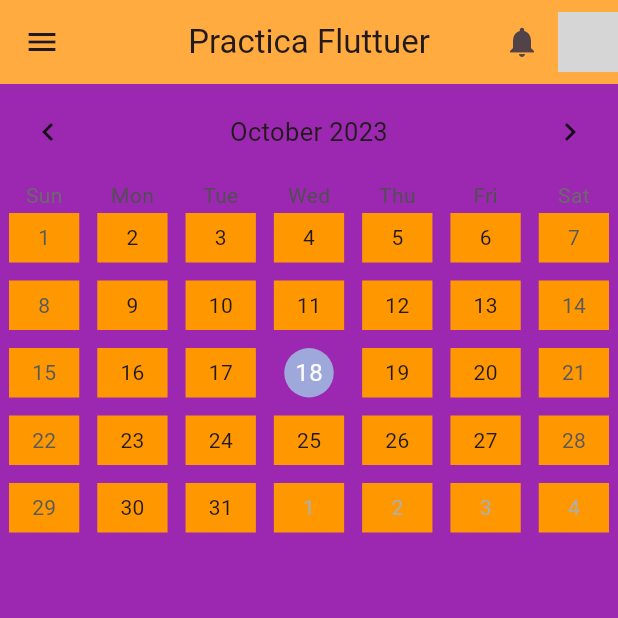
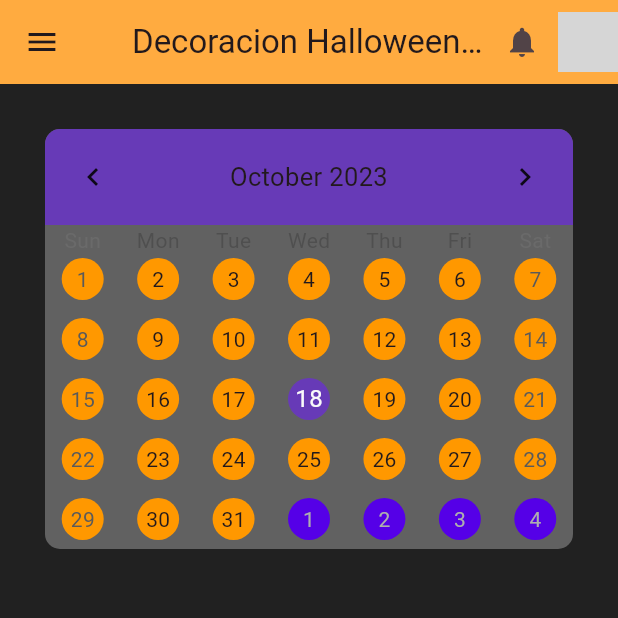
Before and after one commit to jvier990/PruebasFlutter, a Flutter app: the screen it shows after launch, on a phone screen of 412 x 824 dp, the top half of it. Run offline on Flutter 3.47's test engine with Material 2 defaults, Android fonts, the phone set to English and light mode, and no system bars; drawn by our look-alikes of table_calendar; missing offline and left inert: dart:html; network calls fail; grey boxes are pictures that could not be loaded.

Commit message:
"Decoraciones"

```diff
--- a/lib/Views/Counter.dart
+++ b/lib/Views/Counter.dart
@@ -10,19 +10,19 @@ class practica extends StatefulWidget {
 }
 
 class _practicaState extends State<practica> {
-  //ESTO PUEDE SER UN MIXIN
-
+  //VARAIBLES Y METODOS PARA USAR TABLE CALENDAR, *PODEMOS MIGRARLO AL ARCHIVO DONDE ESTE LA CLASE DEL COMPONENTE DEL CALENDARIO*
   DateTime today = DateTime.now();
-
   DateTime? _selecteDay;
   DateTime? _RangeStart;
   DateTime? _RangeFinish;
+  //  METODO PARA SELECCIONAR UN SOLO DIA *NO LO VEO NECESARIO comente las lineas donde se usaba xd*
   void _onDaySelected(DateTime day, DateTime focusedDay) {
     setState(() {
       today = day;
     });
   }
 
+  //METODO PARA SELECCIONAR UN RANGO DE FECHAS *ESTE SI ESTA CHIDO
   void _onDaysSelected(DateTime? start, DateTime? finish, DateTime focusedDay) {
     setState(() {
       _selecteDay = null;
@@ -35,13 +35,18 @@ class _practicaState extends State<practica> {
   @override
   Widget build(BuildContext context) {
     return Scaffold(
-      backgroundColor: Colors.purple,
+        backgroundColor: Colors.grey[900],
+        //DRAWER ES PARA EL MINI-MENU LATERAL PODEMOS MIGRARLO A UNA  CARPETA "COMPONENTS" PARA AHORRAR CODIGO O DEJARLO ASI
         drawer: Drawer(
+            //A SHADOW COLOR NO LE VI DIFERENCIA A LO MEJOR PORQUE DEJE DE NEGRO TODO EL MENU
             shadowColor: Colors.black54,
             child: Container(
+              //COLOR PARA EL MENU
               color: Colors.black,
               child: Column(
                 children: [
+                  //AQUI PONDRIAMOS TODOS LOS COMPONENTES PARA EL MENU, IGUAL LOS COMPONENTES PODEMOS MIGRARLOS A UNA CARPETA DE COMPONENTS Y LLAMARLOS PARA HACER MAS LIMPIO EL CODIGO
+                  /*IMAGEN */
                   Container(
                     width: 150,
                     height: 150,
@@ -49,6 +54,7 @@ class _practicaState extends State<practica> {
                     child: Image.network(
                         "https://media.tenor.com/ti0rtEuRNyEAAAAC/happy-halloween.gif"),
                   ),
+                  /*Texto principal Menu*/
                   const Text(
                     "Javier Garcia",
                     style: TextStyle(
@@ -56,6 +62,8 @@ class _practicaState extends State<practica> {
                         fontSize: 20,
                         color: Colors.white70),
                   ),
+                  /*Compnente no tienen funcionalidad es meramente estatico por el momento vere si con unos botones puedo mandar a llamar a otra vista y que se vea igual, a lo mejor con el child del Container
+                Ya los demas containers son iguales*/
                   Container(
                     margin: const EdgeInsets.only(top: 30),
                     padding: const EdgeInsets.all(20),
@@ -69,15 +77,41 @@ class _practicaState extends State<practica> {
                     padding: const EdgeInsets.all(20),
                     width: double.infinity,
                     color: Colors.orange[400],
+                    child: const Text("Mis recetas",
+                        style: TextStyle(color: Colors.white70)),
+                  ),
+                  Container(
+                    margin: const EdgeInsets.only(top: 2),
+                    padding: const EdgeInsets.all(20),
+                    width: double.infinity,
+                    color: Colors.orange[400],
+                    child: const Text("Craer receta",
+                        style: TextStyle(color: Colors.white70)),
+                  ),
+                  Container(
+                    margin: const EdgeInsets.only(top: 2),
+                    padding: const EdgeInsets.all(20),
+                    width: double.infinity,
+                    color: Colors.orange[400],
+                    child: const Text("Que debo de comprar",
+                        style: TextStyle(color: Colors.white70)),
+                  ),
+                  Container(
+                    margin: const EdgeInsets.only(top: 650),
+                    padding: const EdgeInsets.all(20),
+                    width: double.infinity,
+                    color: Colors.orange[400],
                     child: const Text("Sign out",
                         style: TextStyle(color: Colors.white70)),
                   ),
                 ],
               ),
             )),
+        //APP-BAR es lo mismo que en clase pero a este le agregue una lista de widgets que mire por ahi en un foro que manda varios iconos del lado izq, ta chido
         appBar: AppBar(
-        title: const Text('Practica Fluttuer'),
+          title: const Text('Decoracion Halloween para probar'),
           centerTitle: true,
+          //Aqui la listita para agregar los iconos y el avatar :3, lo interesante va hacer el CRUD para traer fotografias y datos para agregarlos a los metodos a ver si no queda muy aparatoso
           actions: <Widget>[
             IconButton(
               icon: const Icon(Icons.notifications),
@@ -90,17 +124,42 @@ class _practicaState extends State<practica> {
           ],
           backgroundColor: Colors.orangeAccent,
         ),
-      body:
-
-          //SE PUEDE CREAR UN COMPONENTE PARA EL CALENDARIO
-          Column(children: [
-        TableCalendar(
+        //Cuerpo aqui podemos mandar al calendario a la carpeta 'components' y de ahi llamarlo pq si esta medio groso el hdp
+        //Aqui es:
+        // Dentro de un Safe Area Ira un Padding * Para poder hacer mas chico el calendario*
+        // Dentro de ese Padding ira un Column para poder usar children y hacer una listita de hijos (aunque solo usaremos 1, igual hay que vere como mejorar la estructura)
+        // Al container le damos la forma en donde estara el calendario en este caso le dimos curvatura a las esquinas y un color gris fuertesito
+        // Dentro del child del Container esta el TaboleCalendar
+        // TONS ES SAFEAREA -> PADDING -> COLUMN -> CONTAINER -> TABLE CALENDAR
+        body: SafeArea(
+          child: Padding(
+            padding: const EdgeInsets.symmetric(horizontal: 30, vertical: 30),
+            child: Column(children: [
+              Container(
+                decoration: const BoxDecoration(
+                    color: Color.fromARGB(255, 97, 97, 97),
+                    borderRadius: BorderRadius.only(
+                        topLeft: Radius.circular(10),
+                        topRight: Radius.circular(10),
+                        bottomLeft: Radius.circular(10),
+                        bottomRight: Radius.circular(10))),
+                child: TableCalendar(
+                  //Sistema de idioma del calendiario no es tan necesario pero el US es el mas universal
                   locale: "en_US",
-          rowHeight: 45,
+                  //Altura del espacio de cada fila del calendario
+                  rowHeight: 40,
+                  //Aqui podemos decorar el encabezado
                   headerStyle: const HeaderStyle(
-              decoration: BoxDecoration(color: Colors.purple),
+                      decoration: BoxDecoration(
+                          color: Colors.deepPurple,
+                          //Aqui hay que curviar el encabezado pq si no lo deja rectangular
+                          borderRadius: BorderRadius.only(
+                            topLeft: Radius.circular(10),
+                            topRight: Radius.circular(10),
+                          )),
                       formatButtonVisible: false,
                       titleCentered: true),
+
                   availableGestures: AvailableGestures.all,
                   rangeSelectionMode: RangeSelectionMode.toggledOn,
                   // selectedDayPredicate: (day) => isSameDay(day, today),
@@ -111,13 +170,34 @@ class _practicaState extends State<practica> {
                   rangeStartDay: _RangeStart,
                   rangeEndDay: _RangeFinish,
                   onRangeSelected: _onDaysSelected,
-          calendarStyle: CalendarStyle(
-              defaultDecoration: BoxDecoration(color: Colors.orange),
-              outsideDecoration: BoxDecoration(color: Colors.orange),
-              holidayDecoration: BoxDecoration(color: Colors.orange),
-              weekendDecoration: BoxDecoration(color: Colors.orange)),
+                  //Aqui decoramos todo lo debajo del encabezado le medio batalle para entender que el background es transparante, nmms pense que tendra un parametro que dijiera backgroundColor o alfo asi pero nel
+                  //tiene mas formas de decoracion
+                  calendarStyle: const CalendarStyle(
+                      todayDecoration: BoxDecoration(
+                          color: Colors.deepPurple, shape: BoxShape.circle),
+                      defaultDecoration: BoxDecoration(
+                          color: Colors.orange, shape: BoxShape.circle),
+                      outsideDecoration: BoxDecoration(
+                          color: Color.fromARGB(255, 85, 0, 231),
+                          shape: BoxShape.circle),
+                      holidayDecoration: BoxDecoration(
+                          color: Colors.orange, shape: BoxShape.circle),
+                      weekendDecoration: BoxDecoration(
+                          color: Colors.orange, shape: BoxShape.circle),
+                      selectedDecoration: BoxDecoration(
+                          color: Color.fromARGB(247, 247, 95, 28),
+                          shape: BoxShape.circle),
+                      rangeStartDecoration: BoxDecoration(
+                          color: Color.fromARGB(247, 247, 95, 28),
+                          shape: BoxShape.circle),
+                      rangeEndDecoration: BoxDecoration(
+                          color: Color.fromARGB(247, 247, 95, 28),
+                          shape: BoxShape.circle),
+                      rangeHighlightColor: Color.fromARGB(159, 159, 24, 8)),
+                ),
               ),
             ]),
-    );
+          ),
+        ));
   }
 }
```
Lines whose indentation alone changed are shown as unchanged.
